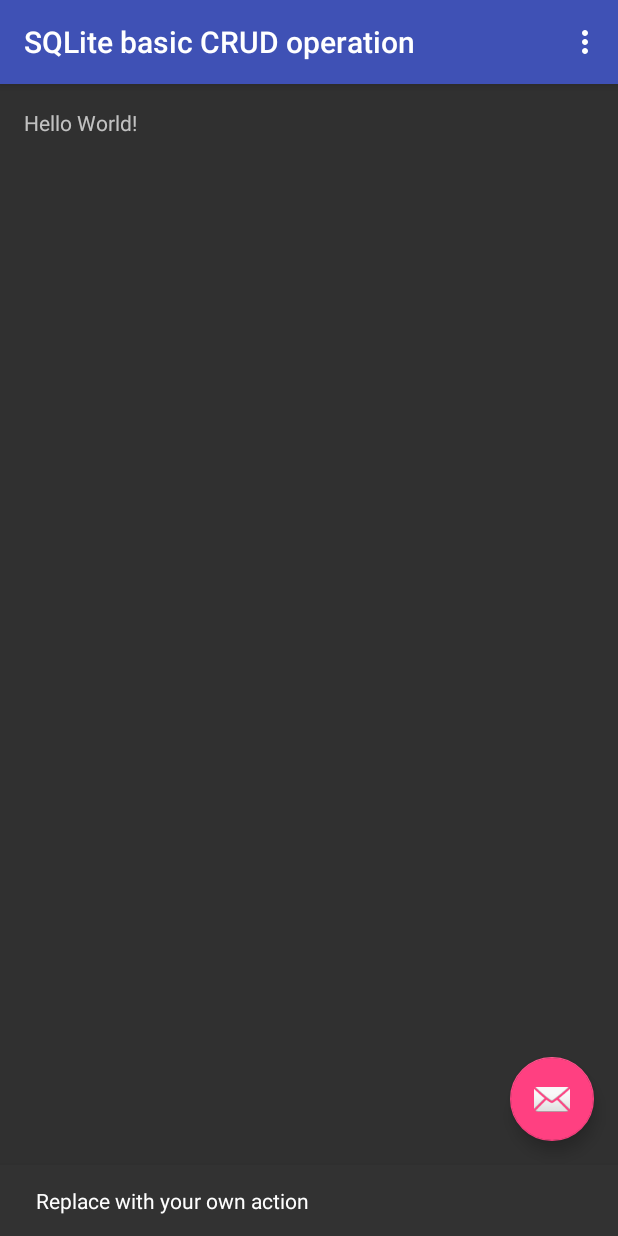
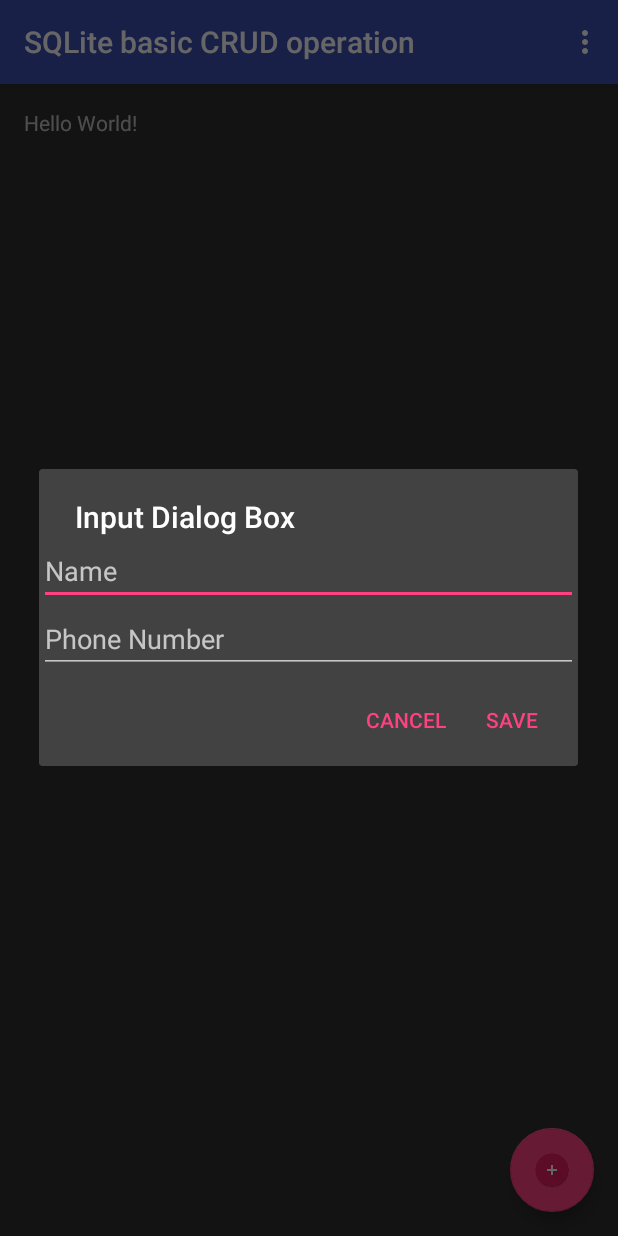
Before and after one commit to hasancse91/sqlitecrudoperation, an Android app: the screen it shows after launch (MainActivity), after a tap on an icon or button, on a phone screen of 412 x 824 dp. Run offline under Robolectric (Android 15) with nearby library versions, the phone set to English and light mode, and no system bars.

Commit message:
input field added

```diff
--- a/app/src/main/java/co/megaminds/sqlitebasiccrudoperation/MainActivity.java
+++ b/app/src/main/java/co/megaminds/sqlitebasiccrudoperation/MainActivity.java
@@ -1,13 +1,20 @@
 package co.megaminds.sqlitebasiccrudoperation;
 
+import android.app.AlertDialog;
+import android.content.Context;
+import android.content.DialogInterface;
 import android.os.Bundle;
 import android.support.design.widget.FloatingActionButton;
 import android.support.design.widget.Snackbar;
 import android.support.v7.app.AppCompatActivity;
 import android.support.v7.widget.Toolbar;
+import android.text.Editable;
 import android.view.View;
 import android.view.Menu;
 import android.view.MenuItem;
+import android.widget.EditText;
+import android.widget.LinearLayout;
+import android.widget.Toast;
 
 public class MainActivity extends AppCompatActivity {
 
@@ -22,10 +29,52 @@ public class MainActivity extends AppCompatActivity {
         fab.setOnClickListener(new View.OnClickListener() {
             @Override
             public void onClick(View view) {
-                Snackbar.make(view, "Replace with your own action", Snackbar.LENGTH_LONG)
-                        .setAction("Action", null).show();
+                showInputDialog();
             }
         });
+    }
+
+    private void showInputDialog() {
+        AlertDialog.Builder alert = new AlertDialog.Builder(this);
+        alert.setTitle("Input Dialog Box");
+
+        LinearLayout layout = new LinearLayout(this);
+        layout.setOrientation(LinearLayout.VERTICAL);
+
+        final EditText nameEditText = new EditText(this);
+        nameEditText.setHint("Name");
+        layout.addView(nameEditText);
+
+        final EditText phoneEditText = new EditText(this);
+        phoneEditText.setHint("Phone Number");
+        layout.addView(phoneEditText);
+
+        alert.setView(layout);
+
+        alert.setPositiveButton("Save", new DialogInterface.OnClickListener() {
+            public void onClick(DialogInterface dialog, int whichButton) {
+
+                String nameString = nameEditText.getText().toString();
+                String phoneString = phoneEditText.getText().toString();
+
+                saveInformationToDatabase(nameString, phoneString);
+
+                Toast.makeText(getApplicationContext(), nameString + "\n" + phoneString, Toast.LENGTH_LONG).show();
+
+            }
+        });
+
+        alert.setNegativeButton("Cancel", new DialogInterface.OnClickListener() {
+            public void onClick(DialogInterface dialog, int whichButton) {
+                // what ever you want to do with No option.
+            }
+        });
+
+        alert.show();
+    }
+
+    private void saveInformationToDatabase(String name, String phone) {
+
     }
 
     @Override
--- a/app/src/main/res/layout/activity_main.xml
+++ b/app/src/main/res/layout/activity_main.xml
@@ -20,6 +20,6 @@
     <android.support.design.widget.FloatingActionButton android:id="@+id/fab"
         android:layout_width="wrap_content" android:layout_height="wrap_content"
         android:layout_gravity="bottom|end" android:layout_margin="@dimen/fab_margin"
-        app:srcCompat="@android:drawable/ic_dialog_email" />
+        app:srcCompat="@drawable/ic_add" />
 
 </android.support.design.widget.CoordinatorLayout>
```
Also changed, not shown: app/src/main/res/drawable/ic_add.png (added).
